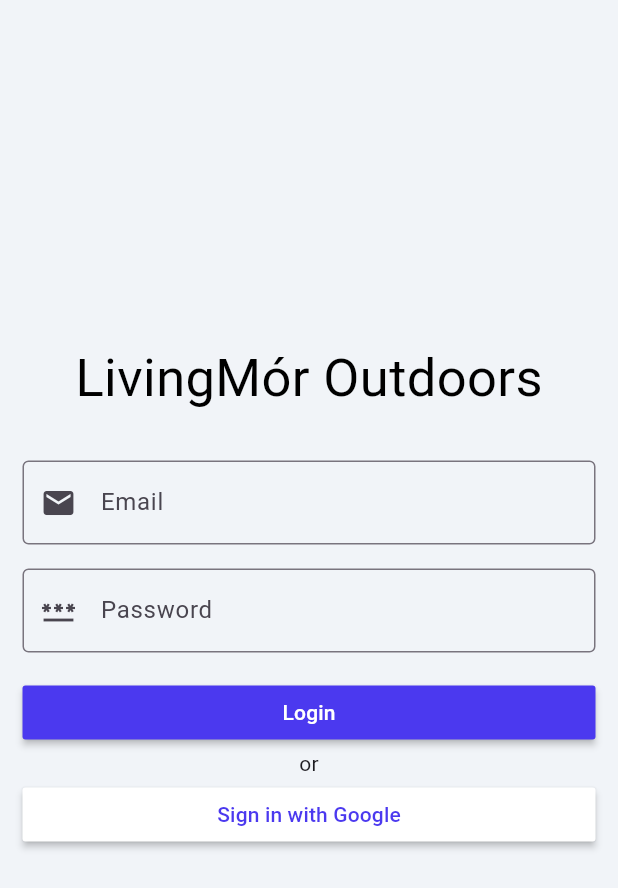
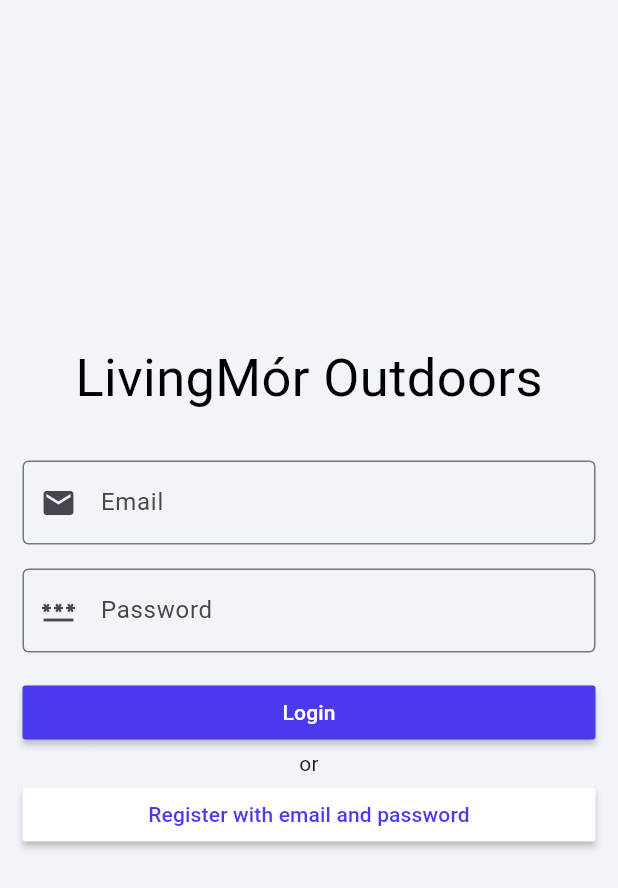
Before and after one commit to Johnls00/Hiking-App-Dissertaion-Project, a Flutter app: the screen it shows after launch, on a phone screen of 412 x 824 dp. Shown: the top 888 px of the screen. Run offline on Flutter 3.47's test engine with Material 3 defaults, Android fonts, the phone set to English and light mode, and no system bars; our stand-ins replace cached_network_image, cloud_firestore, dio, firebase_auth, firebase_core, firebase_storage and 3 more; missing offline and left inert: gpx, mapbox_maps_flutter; accounts and stored records are empty; generated files the repository leaves out were written again.

Commit message:
user authentication updated to use firebase auth

```diff
--- /dev/null
+++ b/hiking_app/lib/auth.dart
@@ -0,0 +1,34 @@
+import 'package:firebase_auth/firebase_auth.dart';
+import 'package:flutter/material.dart';
+
+class Auth {
+  final FirebaseAuth _firebaseAuth = FirebaseAuth.instance;
+
+  User? get currentUser => _firebaseAuth.currentUser;
+
+  Stream<User?> get userChanges => _firebaseAuth.authStateChanges();
+
+  Future<void> signInWithEmailAndPassword({
+    required String email,
+    required String password,
+  }) async {
+    await _firebaseAuth.signInWithEmailAndPassword(
+      email: email,
+      password: password,
+    );
+  }
+
+  Future<void> createUserWithEmailAndPassword({
+    required String email,
+    required String password,
+  }) async {
+    await _firebaseAuth.createUserWithEmailAndPassword(
+      email: email,
+      password: password,
+    );
+  }
+
+  Future<void> signOut() async {
+    await _firebaseAuth.signOut();
+  }
+}
--- a/hiking_app/lib/main.dart
+++ b/hiking_app/lib/main.dart
@@ -9,19 +9,20 @@ import 'package:hiking_app/screens/trail_view.dart';
 import 'package:hiking_app/screens/trail_waypoints_view.dart';
 import 'package:mapbox_maps_flutter/mapbox_maps_flutter.dart';
 import 'package:hiking_app/screens/trail_recording.dart';
+import 'package:hiking_app/screens/profile_screen.dart';
+import 'package:hiking_app/screens/saved_trails_screen.dart';
 import 'package:firebase_core/firebase_core.dart';
 import 'firebase_options.dart';
+import 'package:hiking_app/widget_tree.dart';
 
 void main() async {
   WidgetsFlutterBinding.ensureInitialized();
-
   // Load environment variables with error handling
   try {
     await dotenv.load(fileName: ".env");
   } catch (e) {
     print("⚠️ Warning: Could not load .env file: $e");
   }
-
   // Initialize Firebase
   await Firebase.initializeApp(options: DefaultFirebaseOptions.currentPlatform);
 
@@ -34,20 +35,16 @@ void main() async {
 
   // Setup Mapbox
   await setup();
-  runApp(
-    MaterialApp(
-      theme: ThemeData(useMaterial3: true),
-      initialRoute: '/',
-      routes: {
-        '/': (context) => const LoginScreen(),
-        '/home': (context) => const TrailBrowserScreen(),
-        '/trail_view': (context) => const TrailViewScreen(),
-        '/trail_waypoints_view': (context) => const TrailWaypointsScreen(),
-        '/map_view': (context) => const TrailMapViewScreen(),
-        '/trail_recording': (context) => const TrailRecordingScreen(),
-      },
-    ),
-  );
+  runApp(const hikingApp());
+}
+
+class hikingApp extends StatelessWidget {
+  const hikingApp({super.key});
+
+  @override
+  Widget build(BuildContext context) {
+    return const WidgetTree();
+  }
 }
 
 Future<void> setup() async {
--- a/hiking_app/lib/screens/login.dart
+++ b/hiking_app/lib/screens/login.dart
@@ -1,4 +1,6 @@
 import 'package:flutter/material.dart';
+import 'package:firebase_auth/firebase_auth.dart';
+import 'package:hiking_app/auth.dart';
 
 class LoginScreen extends StatefulWidget {
   const LoginScreen({super.key});
@@ -8,14 +10,40 @@ class LoginScreen extends StatefulWidget {
 }
 
 class _LoginScreenState extends State<LoginScreen> {
-  String testEmail = 'john@hotmail.com';
-  String testPassword = '1234';
 
-  String savedEmail = '';
-  String savedPassword = '';
+  final TextEditingController _emailController = TextEditingController();
+  final TextEditingController _passwordController = TextEditingController();
 
-  final _emailController = TextEditingController();
-  final _passwordController = TextEditingController();
+  String? _errorMessage = '';
+  bool isLogin = true;
+
+  Future<void> signInWithEmailAndPassword() async {
+    try {
+      await Auth().signInWithEmailAndPassword(
+        email : _emailController.text,
+        password: _passwordController.text,
+      );
+    } on FirebaseAuthException catch (e) {
+      setState(() {
+        _errorMessage = e.message;
+      });
+    }
+  }
+
+Future<void> createUserWithEmailAndPassword() async {
+    try {
+      await Auth().createUserWithEmailAndPassword(
+        email: _emailController.text,
+        password: _passwordController.text,
+      );
+    } on FirebaseAuthException catch (e) {
+      setState(() {
+        _errorMessage = e.message;
+      });
+    }
+  }
+
+
 
   @override
   void dispose() {
@@ -24,30 +52,16 @@ class _LoginScreenState extends State<LoginScreen> {
     super.dispose();
   }
 
-  bool _checkEmail() {
-    setState(() {
-      savedEmail = _emailController.text;
-      savedPassword = _passwordController.text;
-    });
-
-    if (savedEmail == testEmail && savedPassword == testPassword) {
-      return true;
-    } else {
-      return false;
-    }
-  }
 
   @override
   Widget build(BuildContext context) {
-    return MaterialApp(
-      home: Scaffold(
-        backgroundColor: Color.fromRGBO(241, 244, 248, 1),
+    return Scaffold(
+      backgroundColor: const Color.fromRGBO(241, 244, 248, 1),
       body: Column(
         mainAxisAlignment: MainAxisAlignment.center,
         crossAxisAlignment: CrossAxisAlignment.center,
-
         children: [
-            Text(
+          const Text(
             "LivingMór Outdoors",
             style: TextStyle(
               fontSize: 35,
@@ -55,7 +69,6 @@ class _LoginScreenState extends State<LoginScreen> {
               fontWeight: FontWeight.normal,
             ),
           ),
-
           // email form
           Padding(
             padding: const EdgeInsets.symmetric(vertical: 30),
@@ -67,7 +80,7 @@ class _LoginScreenState extends State<LoginScreen> {
                     child: TextFormField(
                       controller: _emailController,
                       keyboardType: TextInputType.emailAddress,
-                        decoration: InputDecoration(
+                      decoration: const InputDecoration(
                         labelText: 'Email',
                         hintText: 'Enter email',
                         prefixIcon: Icon(Icons.email),
@@ -81,16 +94,15 @@ class _LoginScreenState extends State<LoginScreen> {
                       },
                     ),
                   ),
-
-                    SizedBox(height: 16),
-
+                  const SizedBox(height: 16),
                   // password form
                   Padding(
                     padding: const EdgeInsets.symmetric(horizontal: 15),
                     child: TextFormField(
                       controller: _passwordController,
                       keyboardType: TextInputType.visiblePassword,
-                        decoration: InputDecoration(
+                      obscureText: true,
+                      decoration: const InputDecoration(
                         labelText: 'Password',
                         hintText: 'Enter password',
                         prefixIcon: Icon(Icons.password),
@@ -104,55 +116,68 @@ class _LoginScreenState extends State<LoginScreen> {
                       },
                     ),
                   ),
-
-                    SizedBox(height: 16),
-
+                  const SizedBox(height: 16),
                   Padding(
                     padding: const EdgeInsets.symmetric(horizontal: 15),
                     child: MaterialButton(
                       minWidth: double.infinity,
-                        onPressed: () {
-                          bool auth = _checkEmail();
-                          if (auth) {
-                            Navigator.pushNamed(context, '/home');
-                          } else {
+                      onPressed: () async {
+                        await signInWithEmailAndPassword();
+                        if (!mounted) return;
+                        if (_errorMessage != null && _errorMessage!.isNotEmpty) {
                           showDialog(
                             context: context,
                             builder: (BuildContext context) {
                               return AlertDialog(
-                                  title: Text("Login Failed"),
-                                  content: Text("Incorrect email or password."),
+                                title: const Text("Login Failed"),
+                                content: Text(_errorMessage ?? 'Sorry an error occurred.'),
                                 actions: [
                                   TextButton(
-                                      child: Text("OK"),
-                                      onPressed: () {
-                                        Navigator.of(
-                                          context,
-                                        ).pop(); // Close the popup
-                                      },
+                                    child: const Text("OK"),
+                                    onPressed: () => Navigator.of(context).pop(),
                                   ),
                                 ],
                               );
                             },
                           );
                         }
+                        // On success, StreamBuilder in WidgetTree will show the home screen.
                       },
-                        color: Color.fromRGBO(75, 57, 239, 1),
+                      color: const Color.fromRGBO(75, 57, 239, 1),
                       textColor: Colors.white,
-                        child: Text('Login'),
+                      child: const Text('Login'),
                     ),
                   ),
-
-                    Text("or"),
-
+                  const Text("or"),
                   Padding(
                     padding: const EdgeInsets.symmetric(horizontal: 15),
                     child: MaterialButton(
                       minWidth: double.infinity,
-                        onPressed: () {},
+                      onPressed: () async {
+                        await createUserWithEmailAndPassword();
+                        if (!mounted) return;
+                        if (_errorMessage != null && _errorMessage!.isNotEmpty) {
+                          showDialog(
+                            context: context,
+                            builder: (BuildContext context) {
+                              return AlertDialog(
+                                title: const Text("Registration Failed"),
+                                content: Text(_errorMessage ?? 'Sorry an error occurred.'),
+                                actions: [
+                                  TextButton(
+                                    child: const Text("OK"),
+                                    onPressed: () => Navigator.of(context).pop(),
+                                  ),
+                                ],
+                              );
+                            },
+                          );
+                        }
+                        // On success, auth state changes and WidgetTree will navigate automatically.
+                      },
                       color: Colors.white,
-                        textColor: Color.fromRGBO(75, 57, 239, 1),
-                        child: Text('Sign in with Google'),
+                      textColor: const Color.fromRGBO(75, 57, 239, 1),
+                      child: const Text('Register with email and password'),
                     ),
                   ),
                 ],
@@ -161,7 +186,6 @@ class _LoginScreenState extends State<LoginScreen> {
           ),
         ],
       ),
-      ),
     );
   }
 }
--- /dev/null
+++ b/hiking_app/lib/widget_tree.dart
@@ -0,0 +1,45 @@
+import 'package:firebase_auth/firebase_auth.dart';
+import 'package:hiking_app/screens/login.dart';
+import 'package:hiking_app/screens/profile_screen.dart';
+import 'package:hiking_app/screens/saved_trails_screen.dart';
+import 'package:hiking_app/screens/trail_browse.dart';
+import 'package:flutter/material.dart';
+import 'package:hiking_app/screens/trail_map_view.dart';
+import 'package:hiking_app/screens/trail_recording.dart';
+import 'package:hiking_app/screens/trail_view.dart';
+import 'package:hiking_app/screens/trail_waypoints_view.dart';
+
+class WidgetTree extends StatefulWidget {
+  const WidgetTree({Key? key}) : super(key: key);
+
+  @override
+  State<WidgetTree> createState() => _WidgetTreeState();
+}
+
+class _WidgetTreeState extends State<WidgetTree> {
+  @override
+  Widget build(BuildContext context) {
+    return MaterialApp(
+      debugShowCheckedModeBanner: false,
+      home: StreamBuilder<User?>(
+        stream: FirebaseAuth.instance.authStateChanges(),
+        builder: (context, snapshot) {
+          if (snapshot.hasData) {
+            return const TrailBrowserScreen();
+          } else {
+            return const LoginScreen();
+          }
+        },
+      ),
+      routes: {
+        '/home': (context) => const TrailBrowserScreen(),
+        '/trail_view': (context) => const TrailViewScreen(),
+        '/trail_waypoints_view': (context) => const TrailWaypointsScreen(),
+        '/map_view': (context) => const TrailMapViewScreen(),
+        '/trail_recording': (context) => const TrailRecordingScreen(),
+        '/saved_trails': (context) => const SavedTrailsScreen(),
+        '/profile': (context) => const ProfileScreen(),
+      },
+    );
+  }
+}
```
Lines whose indentation alone changed are shown as unchanged.
